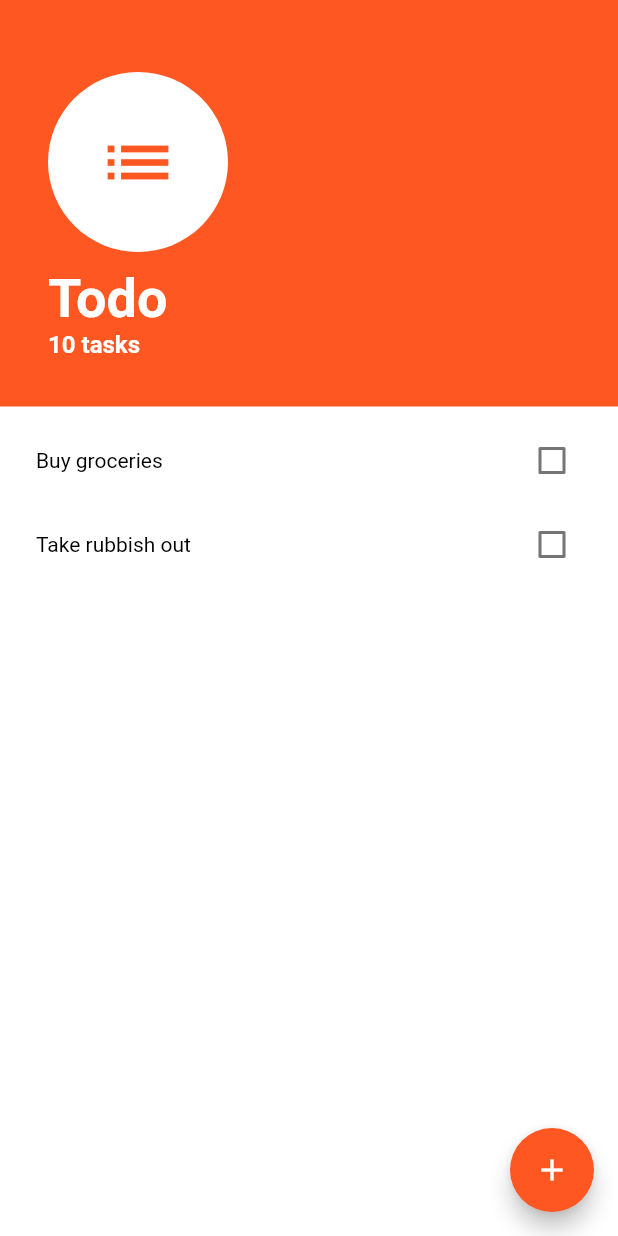
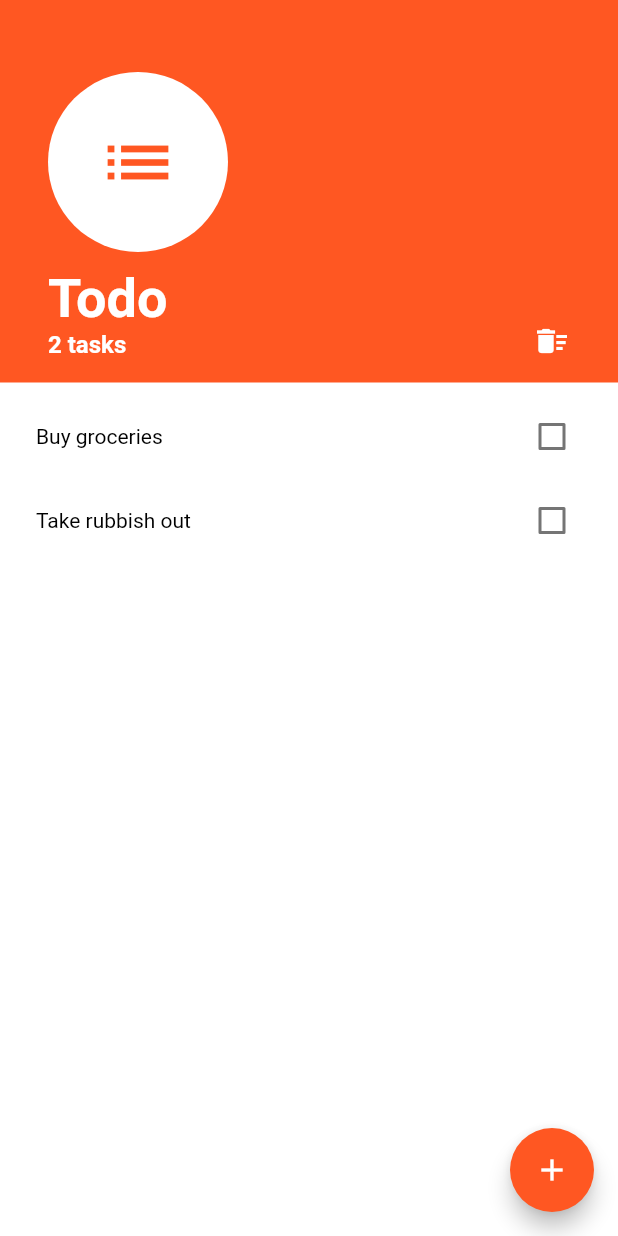
Before and after one commit to raymondallen/todo, a Flutter app: the screen it shows after launch, on a phone screen of 412 x 824 dp. Run offline on Flutter 3.47's test engine with Material 2 defaults, Android fonts, the phone set to English and light mode, and no system bars; drawn by our look-alikes of flutter_slidable.

```diff
--- a/lib/components/task_list.dart
+++ b/lib/components/task_list.dart
@@ -1,6 +1,8 @@
 import 'package:flutter/material.dart';
 import 'package:todo/constants.dart';
-import 'package:todo/models/task.dart';
+import 'package:todo/models/task_repository.dart';
+import 'package:provider/provider.dart';
+import 'package:flutter_slidable/flutter_slidable.dart';
 
 class TaskList extends StatefulWidget {
   @override
@@ -8,74 +10,61 @@ class TaskList extends StatefulWidget {
 }
 
 class _TaskListState extends State<TaskList> {
-  List<Task> tasks = [
-    Task(
-      name: 'Buy groceries',
-    ),
-    Task(name: 'Take rubbish out'),
-  ];
-
   @override
   Widget build(BuildContext context) {
+    return Consumer<TaskRepository>(builder: (context, taskRepository, child) {
       return Expanded(
         child: Container(
           color: Colors.white,
           child: ListView.builder(
             padding: EdgeInsets.all(8.0),
-          itemCount: tasks.length,
+            itemCount: taskRepository.taskCount,
             itemBuilder: (context, index) {
-            return TaskTile(
-              title: tasks[index].name,
-              checked: tasks[index].isComplete,
-              toggleCheckboxState: (bool value) {
-                setState(() {
-                  tasks[index].isComplete = value;
-                });
+              final task = taskRepository.tasks[index];
+              return Slidable(
+                actionPane: SlidableDrawerActionPane(),
+                actionExtentRatio: 0.25,
+                child: TaskTile(
+                  name: task.name,
+                  checked: task.isComplete,
+                  onChanged: (bool value) {
+                    taskRepository.toggleComplete(index);
                   },
+                ),
+                secondaryActions: <Widget>[
+                  IconSlideAction(
+                    foregroundColor: Colors.deepOrange,
+                    caption: 'Delete',
+                    icon: Icons.delete,
+                    onTap: () => taskRepository.delete(index),
+                  ),
+                ],
               );
             },
           ),
         ),
       );
+    });
   }
 }
 
-class TaskTile extends StatefulWidget {
-  const TaskTile({
-    Key key,
-    @required this.title,
-    @required this.checked,
-    @required this.toggleCheckboxState,
-  }) : super(key: key);
+class TaskTile extends StatelessWidget {
+  final String name;
+  final bool checked;
+  final Function onChanged;
 
-  final String title;
-  final bool checked;
-  final Function toggleCheckboxState;
-
-  @override
-  _TaskTileState createState() => _TaskTileState();
-}
-
-class _TaskTileState extends State<TaskTile> {
-  bool isChecked = false;
-
-  @override
-  void initState() {
-    isChecked = this.widget.checked;
-    super.initState();
-  }
+  TaskTile({this.name, this.checked, this.onChanged});
 
   @override
   Widget build(BuildContext context) {
     return CheckboxListTile(
       title: Text(
-        widget.title,
-        style: kListItemStyle,
+        this.name,
+        style: this.checked == true ? kTaskCompleteStyle : kTaskIncompleteStyle,
       ),
-      value: isChecked,
+      value: this.checked,
       onChanged: (bool value) {
-        isChecked = value;
-        widget.toggleCheckboxState(value);
+        this.onChanged(value);
       },
       activeColor: Colors.deepOrange,
     );
--- a/lib/constants.dart
+++ b/lib/constants.dart
@@ -1,3 +1,5 @@
+import 'dart:ui';
+
 import 'package:flutter/material.dart';
 
 const kAppTitle = TextStyle(
@@ -12,9 +14,15 @@ const kTaskCountStyle = TextStyle(
   color: Colors.white,
 );
 
-const kListItemStyle = TextStyle(
+const kTaskIncompleteStyle = TextStyle(
   fontSize: 14.0,
   color: Colors.black,
+);
+
+const kTaskCompleteStyle = TextStyle(
+  fontSize: 14.0,
+  color: Colors.black,
+  decoration: TextDecoration.lineThrough,
 );
 
 const kAddTaskTextFieldDecoration = InputDecoration(
--- a/lib/main.dart
+++ b/lib/main.dart
@@ -1,5 +1,7 @@
 import 'package:flutter/material.dart';
+import 'package:provider/provider.dart';
 import 'package:todo/screens/tasks_screen.dart';
+import 'package:todo/models/task_repository.dart';
 
 void main() => runApp(MyApp());
 
@@ -12,7 +14,10 @@ class MyApp extends StatelessWidget {
       theme: ThemeData(
         primarySwatch: Colors.deepOrange,
       ),
-      home: TasksScreen(),
+      home: ChangeNotifierProvider<TaskRepository>(
+        create: (_) => TaskRepository(),
+        child: TasksScreen(),
+      ),
     );
   }
 }
--- a/lib/models/task.dart
+++ b/lib/models/task.dart
@@ -4,10 +4,6 @@ class Task {
 
   Task({this.name, this.isComplete = false});
 
-  void toggleComplete() {
-    isComplete = !isComplete;
-  }
-
   @override
   String toString() {
     return '{ name: ${this.name}, complete: ${this.isComplete} }';
--- /dev/null
+++ b/lib/models/task_repository.dart
@@ -0,0 +1,35 @@
+import 'package:flutter/foundation.dart';
+import 'dart:collection';
+import 'task.dart';
+
+class TaskRepository extends ChangeNotifier {
+  List<Task> _tasks = [
+    Task(
+      name: 'Buy groceries',
+    ),
+    Task(name: 'Take rubbish out'),
+  ];
+  UnmodifiableListView<Task> get tasks => UnmodifiableListView(_tasks);
+
+  void add(String name) {
+    _tasks.add(Task(name: name));
+    notifyListeners();
+  }
+
+  void toggleComplete(int index) {
+    _tasks[index].isComplete = !_tasks[index].isComplete;
+    notifyListeners();
+  }
+
+  void delete(int index) {
+    _tasks.removeAt(index);
+    notifyListeners();
+  }
+
+  void clear() {
+    _tasks.clear();
+    notifyListeners();
+  }
+
+  int get taskCount => _tasks.length;
+}
--- a/lib/screens/tasks_screen.dart
+++ b/lib/screens/tasks_screen.dart
@@ -2,10 +2,64 @@ import 'package:flutter/material.dart';
 import 'package:todo/components/add_task_form.dart';
 import 'package:todo/constants.dart';
 import 'package:todo/components/task_list.dart';
+import '../models/task_repository.dart';
+import 'package:provider/provider.dart';
 
-class TasksScreen extends StatelessWidget {
+enum Option {
+  yes,
+  no,
+}
+
+class TasksScreen extends StatefulWidget {
+  @override
+  _TasksScreenState createState() => _TasksScreenState();
+}
+
+class _TasksScreenState extends State<TasksScreen> {
+  Future<Option> confirmDelete() async {
+    return (await showDialog(
+        context: context,
+        builder: (BuildContext context) {
+          return SimpleDialog(
+            title: Text('Delete all tasks?'),
+            children: [
+              Row(
+                mainAxisAlignment: MainAxisAlignment.end,
+                crossAxisAlignment: CrossAxisAlignment.end,
+                children: <Widget>[
+                  SimpleDialogOption(
+                    child: OutlineButton(
+                      onPressed: () {
+                        Navigator.pop(context, Option.yes);
+                      },
+                      child: Text('Yes'),
+                      textColor: Colors.deepOrange,
+                      borderSide: BorderSide(
+                        color: Colors.deepOrange,
+                      ),
+                    ),
+                  ),
+                  SimpleDialogOption(
+                    child: FlatButton(
+                      onPressed: () {
+                        Navigator.pop(context, Option.no);
+                      },
+                      child: Text('No'),
+                      color: Colors.deepOrange,
+                      textColor: Colors.white,
+                    ),
+                  ),
+                ],
+              ),
+            ],
+          );
+        }));
+  }
+
   @override
   Widget build(BuildContext context) {
+    final taskRepository = Provider.of<TaskRepository>(context);
+
     return Scaffold(
       backgroundColor: Colors.deepOrange,
       body: Column(
@@ -16,9 +70,13 @@ class TasksScreen extends StatelessWidget {
               top: 48.0,
               left: 32.0,
               right: 32.0,
-              bottom: 32.0,
+              bottom: 16.0,
             ),
-            child: Column(
+            child: Row(
+              mainAxisAlignment: MainAxisAlignment.spaceBetween,
+              crossAxisAlignment: CrossAxisAlignment.end,
+              children: <Widget>[
+                Column(
                   crossAxisAlignment: CrossAxisAlignment.start,
                   children: <Widget>[
                     CircleAvatar(
@@ -38,8 +96,26 @@ class TasksScreen extends StatelessWidget {
                       style: kAppTitle,
                     ),
                     Text(
-                  '10 tasks',
+                      '${taskRepository.taskCount} tasks',
                       style: kTaskCountStyle,
+                    ),
+                  ],
+                ),
+                Column(
+                  children: <Widget>[
+                    GestureDetector(
+                      onTap: () async {
+                        final option = await confirmDelete();
+                        if (option == Option.yes) {
+                          taskRepository.clear();
+                        }
+                      },
+                      child: Icon(
+                        Icons.delete_sweep,
+                        color: Colors.white,
+                      ),
+                    ),
+                  ],
                 ),
               ],
             ),
@@ -58,7 +134,14 @@ class TasksScreen extends StatelessWidget {
               child: Container(
                 padding: EdgeInsets.only(
                     bottom: MediaQuery.of(context).viewInsets.bottom),
-                child: AddTaskForm(),
+                child: AddTaskForm(
+                  onPressed: (String name) {
+                    setState(() {
+                      taskRepository.add(name);
+                    });
+                    Navigator.pop(context);
+                  },
+                ),
               ),
             ),
           );
--- a/pubspec.yaml
+++ b/pubspec.yaml
@@ -11,7 +11,8 @@ dependencies:
     sdk: flutter
 
   cupertino_icons: ^0.1.2
-  modal_bottom_sheet: ^0.1.4
+  provider: ^4.0.4
+  flutter_slidable: ^0.5.4
 
 dev_dependencies:
   flutter_test:
```
Also changed, not shown: lib/components/add_task_form.dart (+8 -3 lines), pubspec.lock, todo-demo.gif (added), 1 other file. Lines whose indentation alone changed are shown as unchanged.
